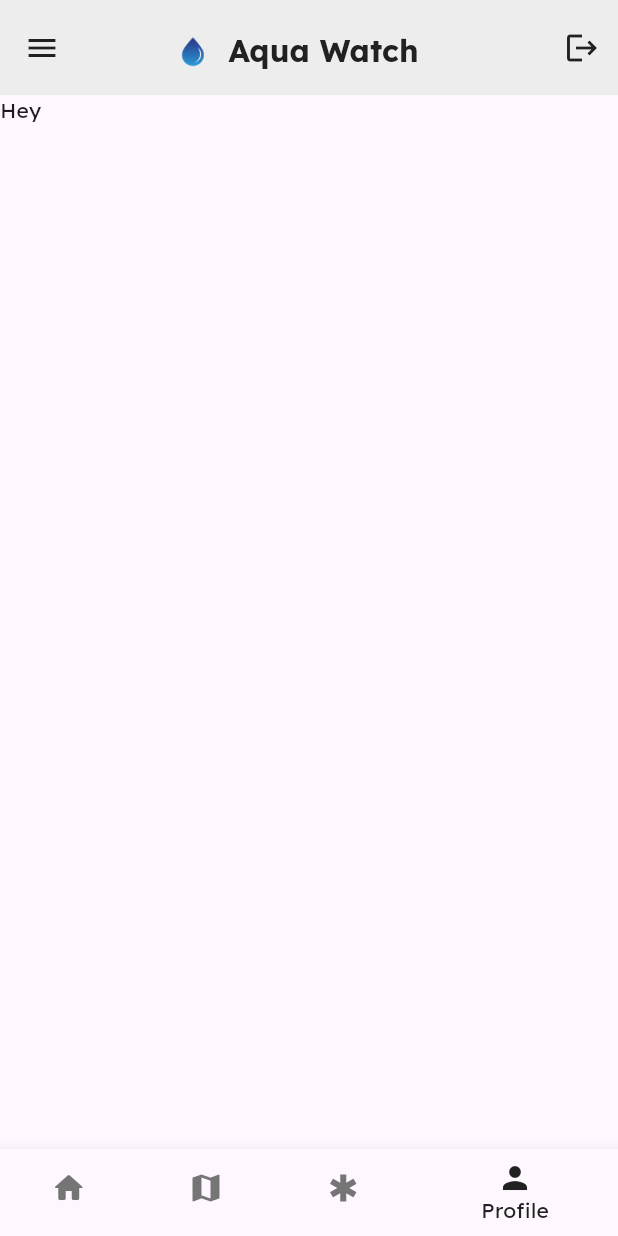
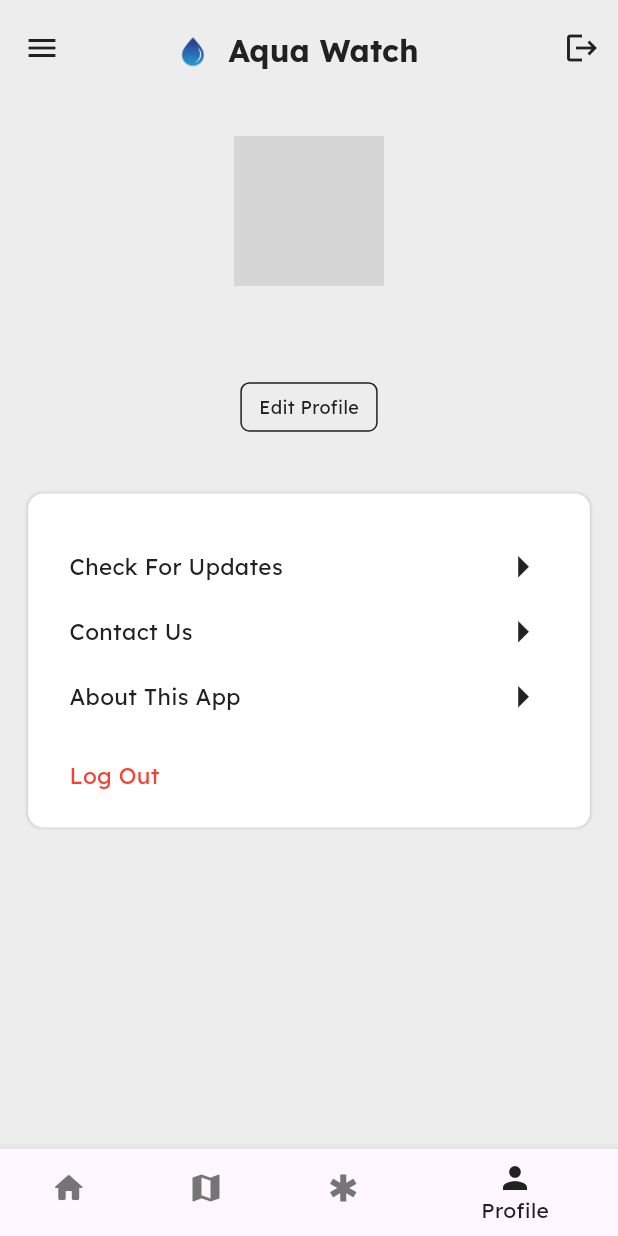
Before and after one commit to x-sushant-x/Aqua-Watch-App, a Flutter app: the screen it shows after launch, item 4 of the bottom bar chosen, on a phone screen of 412 x 824 dp. Run offline on Flutter 3.47's test engine with Material 3 defaults, Android fonts, the phone set to English and light mode, and no system bars; our stand-ins replace firebase_auth, firebase_core, flutter_dotenv, geocoding, geolocator, get and 4 more; accounts and stored records are empty; network calls fail; grey boxes are pictures that could not be loaded.

Commit message:
added profile section

```diff
--- /dev/null
+++ b/lib/controllers/profile/profile_controller.dart
@@ -0,0 +1,15 @@
+import 'package:get/get.dart';
+import 'package:shared_preferences/shared_preferences.dart';
+
+class ProfileController extends GetxController {
+  RxString name = ''.obs;
+  RxString profilePicture = ''.obs;
+  RxBool isDataSet = false.obs;
+
+  getAndSetProfileData() async {
+    SharedPreferences prefs = await SharedPreferences.getInstance();
+    name.value = prefs.getString('name') ?? '';
+    profilePicture.value = prefs.getString('profilePicture')?? '';
+    isDataSet.value = true;
+  }
+}
--- a/lib/screens/profile.dart
+++ b/lib/screens/profile.dart
@@ -1,4 +1,7 @@
+import 'package:aqua_watch_app/controllers/profile/profile_controller.dart';
+import 'package:aqua_watch_app/utils/colors.dart';
 import 'package:flutter/material.dart';
+import 'package:get/get.dart';
 
 class Profile extends StatefulWidget {
   const Profile({super.key});
@@ -8,10 +11,137 @@ class Profile extends StatefulWidget {
 }
 
 class _ProfileState extends State<Profile> {
+  final profileController = Get.put(ProfileController());
+
+  @override
+  void initState() {
+    super.initState();
+    profileController.getAndSetProfileData();
+  }
+
   @override
   Widget build(BuildContext context) {
     return Scaffold(
-      body: Text("Hey"),
+        backgroundColor: AppColors.white2,
+        body: Obx(() => profileController.isDataSet == false
+            ? Center(child: CircularProgressIndicator())
+            : Column(
+                crossAxisAlignment: CrossAxisAlignment.center,
+                children: [
+                  SizedBox(height: Get.height / 30),
+                  Center(
+                    child: Column(
+                      children: [
+                        CircleAvatar(
+                            backgroundImage: NetworkImage(profileController
+                                    .profilePicture.isEmpty
+                                ? 'https://api.dicebear.com/7.x/avataaars/svg?seed=Coco'
+                                : profileController.profilePicture.toString()),
+                            maxRadius: 50),
+                        SizedBox(height: Get.height / 50),
+                        Text(
+                          profileController.name.toString(),
+                          style: TextStyle(
+                              color: AppColors.black,
+                              fontSize: 22,
+                              fontWeight: FontWeight.w600),
+                        ),
+                        SizedBox(height: Get.height / 50),
+                        InkWell(
+                          onTap: () {},
+                          child: Container(
+                            width: Get.width / 4.5,
+                            height: Get.height / 25,
+                            decoration: BoxDecoration(
+                                color: AppColors.white2,
+                                border: Border.all(
+                                    color: AppColors.black, width: 1),
+                                borderRadius: BorderRadius.circular(6)),
+                            child: Center(
+                                child: Text(
+                              'Edit Profile',
+                              style: TextStyle(
+                                color: AppColors.black,
+                                fontSize: 12,
+                              ),
+                            )),
+                          ),
+                        )
+                      ],
+                    ),
+                  ),
+                  SizedBox(height: Get.height / 20),
+                  Container(
+                    width: Get.width / 1.1,
+                    height: Get.height / 3.7,
+                    decoration: BoxDecoration(
+                        color: Colors.white,
+                        borderRadius: BorderRadius.circular(10),
+                        boxShadow: [
+                          BoxShadow(
+                            color: AppColors.grey.withOpacity(0.3),
+                            spreadRadius: 0.1,
+                            blurRadius: 1,
+                            offset: Offset(0, 0),
+                          ),
+                        ]),
+                    child: Padding(
+                      padding: EdgeInsets.all(Get.width / 15),
+                      child: Column(
+                        children: [
+                          MenuButton(
+                            title: 'Check For Updates',
+                            color: AppColors.black,
+                            showArrow: true,
+                          ),
+                          MenuButton(
+                              title: 'Contact Us',
+                              color: AppColors.black,
+                              showArrow: true),
+                          MenuButton(
+                              title: 'About This App',
+                              color: AppColors.black,
+                              showArrow: true),
+                          SizedBox(height: Get.height / 50),
+                          MenuButton(
+                              title: 'Log Out',
+                              color: Colors.red,
+                              showArrow: false),
+                        ],
+                      ),
+                    ),
+                  )
+                ],
+              )));
+  }
+}
+
+class MenuButton extends StatelessWidget {
+  MenuButton(
+      {super.key,
+      required this.title,
+      required this.color,
+      required this.showArrow});
+
+  String title;
+  Color color;
+  bool showArrow;
+
+  @override
+  Widget build(BuildContext context) {
+    return Padding(
+      padding: EdgeInsets.symmetric(vertical: Get.width / 100),
+      child: Row(
+        crossAxisAlignment: CrossAxisAlignment.center,
+        mainAxisAlignment: MainAxisAlignment.spaceBetween,
+        children: [
+          Text(
+            title,
+            style: TextStyle(color: color, fontSize: 15),
+          ),
+          showArrow ? Icon(Icons.arrow_right, size: 35) : Container()
+        ],
+      ),
     );
   }
 }
```
